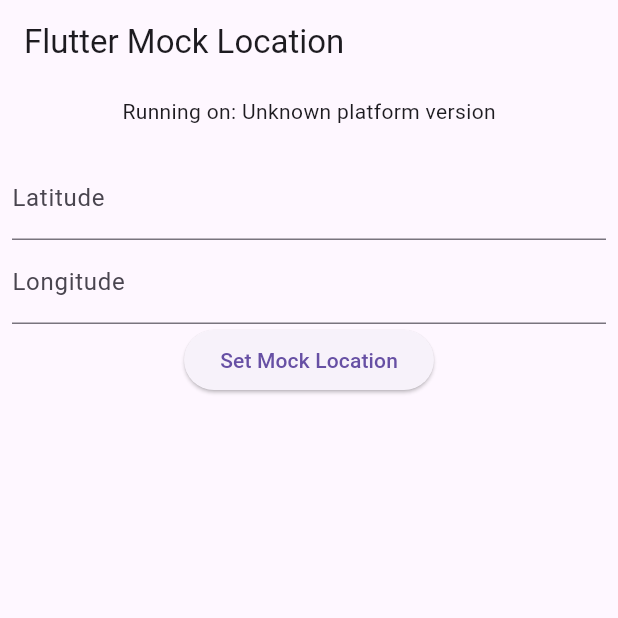
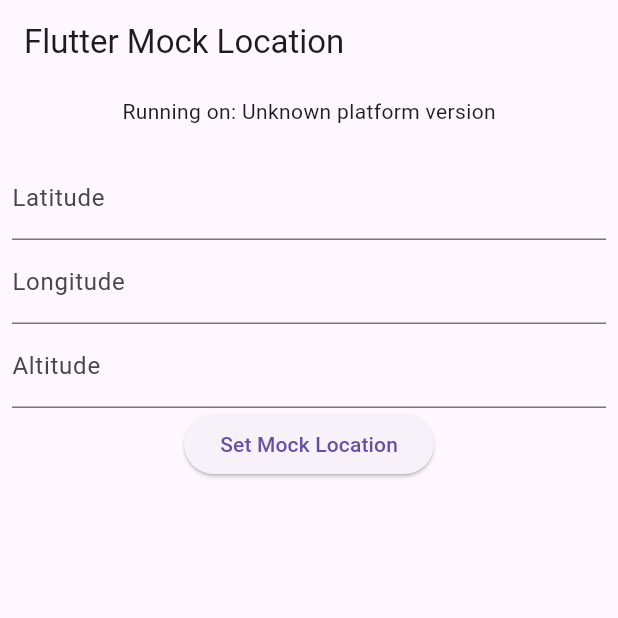
Before and after one commit to dariocavada/fluttermocklocation, a Flutter app: the screen it shows after launch, on a phone screen of 412 x 824 dp, the top half of it. Run offline on Flutter 3.47's test engine with Material 3 defaults, Android fonts, the phone set to English and light mode, and no system bars; our stand-ins replace plugin_platform_interface.

Commit message:
Added altitude optional parameter

```diff
--- a/example/lib/main.dart
+++ b/example/lib/main.dart
@@ -2,7 +2,6 @@ import 'package:flutter/material.dart';
 import 'dart:async';
 
 import 'package:flutter/services.dart';
-import 'package:flutter/widgets.dart';
 import 'package:fluttermocklocation/fluttermocklocation.dart';
 
 void main() {
@@ -52,14 +51,22 @@ class _MyAppState extends State<MyApp> {
 
   final TextEditingController _latController = TextEditingController();
   final TextEditingController _lngController = TextEditingController();
+  final TextEditingController _altitudeController = TextEditingController();
 
   void _updateLocation() async {
     try {
+      setState(() {
+        _error = false;
+        _errorString = '';
+      });
+
       final double latitude = double.parse(_latController.text);
       final double longitude = double.parse(_lngController.text);
+      final double altitude = double.parse(_altitudeController.text);
       try {
-        await Fluttermocklocation().updateMockLocation(latitude, longitude);
-        print("Mock location updated: $latitude, $longitude");
+        await Fluttermocklocation()
+            .updateMockLocation(latitude, longitude, altitude: altitude);
+        print("Mock location updated: $latitude, $longitude, $altitude");
       } catch (e) {
         print("Error updating the location: $e");
         setState(() {
@@ -92,19 +99,24 @@ class _MyAppState extends State<MyApp> {
               ),
               TextField(
                 controller: _latController,
-                decoration: InputDecoration(labelText: 'Latitude'),
+                decoration: const InputDecoration(labelText: 'Latitude'),
                 keyboardType: TextInputType.number,
               ),
               TextField(
                 controller: _lngController,
-                decoration: InputDecoration(labelText: 'Longitude'),
+                decoration: const InputDecoration(labelText: 'Longitude'),
+                keyboardType: TextInputType.number,
+              ),
+              TextField(
+                controller: _altitudeController,
+                decoration: const InputDecoration(labelText: 'Altitude'),
                 keyboardType: TextInputType.number,
               ),
               ElevatedButton(
                 onPressed: _updateLocation,
-                child: Text('Set Mock Location'),
+                child: const Text('Set Mock Location'),
               ),
-              SizedBox(
+              const SizedBox(
                 height: 20,
               ),
               _error
@@ -113,7 +125,7 @@ class _MyAppState extends State<MyApp> {
                         padding: const EdgeInsets.all(12.0),
                         child: Text(
                           _errorString,
-                          style: TextStyle(color: Colors.red),
+                          style: const TextStyle(color: Colors.red),
                         ),
                       ),
                     )
--- a/lib/fluttermocklocation.dart
+++ b/lib/fluttermocklocation.dart
@@ -5,8 +5,9 @@ class Fluttermocklocation {
     return FluttermocklocationPlatform.instance.getPlatformVersion();
   }
 
-  Future<void> updateMockLocation(double latitude, double longitude) {
+  Future<void> updateMockLocation(double latitude, double longitude,
+      {double altitude = 0}) {
     return FluttermocklocationPlatform.instance
-        .updateMockLocation(latitude, longitude);
+        .updateMockLocation(latitude, longitude, altitude: altitude);
   }
 }
--- a/lib/fluttermocklocation_method_channel.dart
+++ b/lib/fluttermocklocation_method_channel.dart
@@ -17,7 +17,9 @@ class MethodChannelFluttermocklocation extends FluttermocklocationPlatform {
   }
 
   /// Aggiunge un nuovo metodo per aggiornare la posizione fittizia.
-  Future<void> updateMockLocation(double latitude, double longitude) async {
+  @override
+  Future<void> updateMockLocation(double latitude, double longitude,
+      {double altitude = 0}) async {
     try {
       await methodChannel.invokeMethod('updateMockLocation', {
         'latitude': latitude,
--- a/lib/fluttermocklocation_platform_interface.dart
+++ b/lib/fluttermocklocation_platform_interface.dart
@@ -29,5 +29,6 @@ abstract class FluttermocklocationPlatform extends PlatformInterface {
   }
 
   // Definisci qui il nuovo metodo astratto
-  Future<void> updateMockLocation(double latitude, double longitude);
+  Future<void> updateMockLocation(double latitude, double longitude,
+      {double altitude = 0});
 }
--- a/pubspec.yaml
+++ b/pubspec.yaml
@@ -1,6 +1,6 @@
 name: fluttermocklocation
 description: "A Flutter Mock Location for Android"
-version: 0.0.3
+version: 0.0.4
 homepage: https://github.com/dariocavada/fluttermocklocation
 
 environment:
```
Also changed, not shown: example/pubspec.lock, 1 other file.
